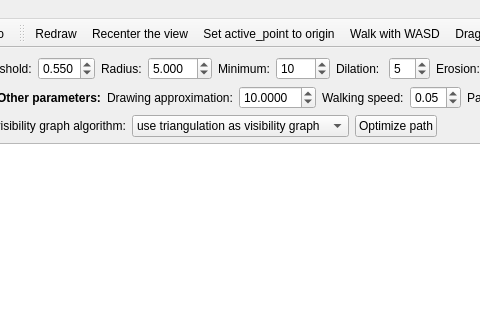
This is Main.ui in Babayayaga/Routing_on_the_hyperbolic_plane as Qt 5 draws it before an edit; both pictures show x 307 to 787 and y 0 to 320 of the 1000 by 890 pixel window. The edited form follows.
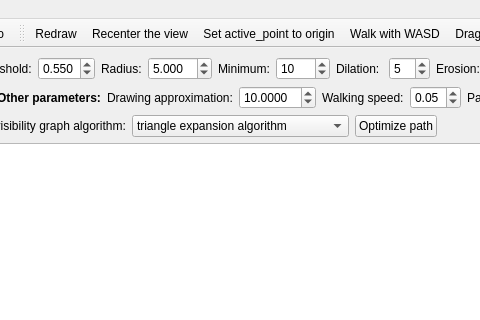
This is the edited form. Icons and pictures are not drawn.

```diff
--- a/Main.ui
+++ b/Main.ui
@@ -249,6 +249,11 @@
           <verstretch>0</verstretch>
          </sizepolicy>
         </property>
+        <item>
+         <property name="text">
+          <string>triangle expansion algorithm</string>
+         </property>
+        </item>
         <item>
          <property name="text">
           <string>use triangulation as visibility graph</string>
```
Left out of the diff: 5 changed lines with no effect on the pictures.
